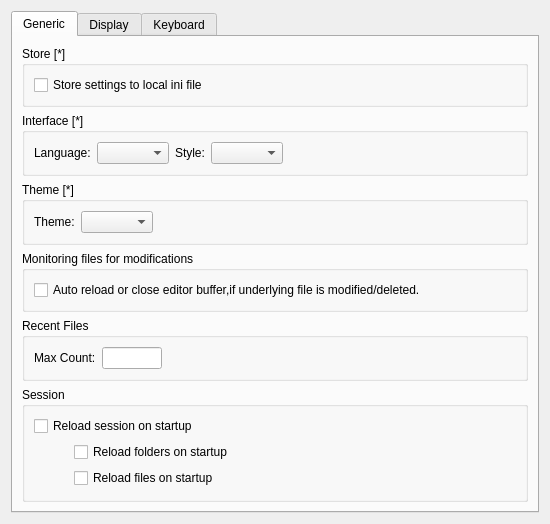
Before: the Qt Designer form liteidex/src/liteapp/liteappoption.ui in visualfc/liteide, drawn with Qt 5.
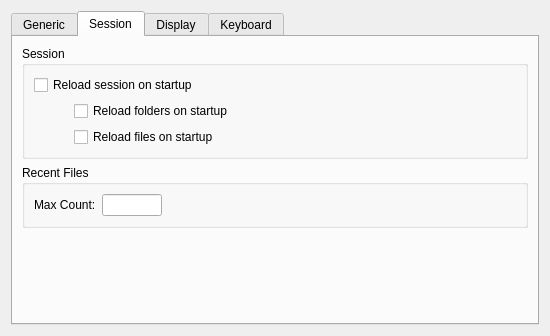
After: the same form once the commit is applied. The open tabs and pages were chosen to show the change.

Patch:
```diff
--- a/liteidex/src/liteapp/liteappoption.ui
+++ b/liteidex/src/liteapp/liteappoption.ui
@@ -7,7 +7,7 @@
     <x>0</x>
     <y>0</y>
     <width>529</width>
-    <height>454</height>
+    <height>286</height>
    </rect>
   </property>
   <property name="windowTitle">
@@ -139,6 +139,101 @@
         </widget>
        </item>
        <item>
+        <spacer name="verticalSpacer">
+         <property name="orientation">
+          <enum>Qt::Vertical</enum>
+         </property>
+         <property name="sizeHint" stdset="0">
+          <size>
+           <width>20</width>
+           <height>40</height>
+          </size>
+         </property>
+        </spacer>
+       </item>
+      </layout>
+      <zorder>groupBox</zorder>
+      <zorder>groupBox_4</zorder>
+      <zorder>groupBox_5</zorder>
+      <zorder>groupBox_6</zorder>
+      <zorder>verticalSpacer</zorder>
+     </widget>
+     <widget class="QWidget" name="tab_5">
+      <attribute name="title">
+       <string>Session</string>
+      </attribute>
+      <layout class="QVBoxLayout" name="verticalLayout_10">
+       <item>
+        <widget class="QGroupBox" name="groupBox_3">
+         <property name="title">
+          <string>Session</string>
+         </property>
+         <layout class="QVBoxLayout" name="verticalLayout_6">
+          <item>
+           <widget class="QCheckBox" name="autoLoadLastSessionCheckBox">
+            <property name="text">
+             <string>Reload session on startup</string>
+            </property>
+           </widget>
+          </item>
+          <item>
+           <layout class="QHBoxLayout" name="horizontalLayout_4">
+            <item>
+             <spacer name="horizontalSpacer_4">
+              <property name="orientation">
+               <enum>Qt::Horizontal</enum>
+              </property>
+              <property name="sizeType">
+               <enum>QSizePolicy::Fixed</enum>
+              </property>
+              <property name="sizeHint" stdset="0">
+               <size>
+                <width>40</width>
+                <height>20</height>
+               </size>
+              </property>
+             </spacer>
+            </item>
+            <item>
+             <widget class="QCheckBox" name="startupReloadFoldersCheckBox">
+              <property name="text">
+               <string>Reload folders on startup</string>
+              </property>
+             </widget>
+            </item>
+           </layout>
+          </item>
+          <item>
+           <layout class="QHBoxLayout" name="horizontalLayout_5">
+            <item>
+             <spacer name="horizontalSpacer_6">
+              <property name="orientation">
+               <enum>Qt::Horizontal</enum>
+              </property>
+              <property name="sizeType">
+               <enum>QSizePolicy::Fixed</enum>
+              </property>
+              <property name="sizeHint" stdset="0">
+               <size>
+                <width>40</width>
+                <height>20</height>
+               </size>
+              </property>
+             </spacer>
+            </item>
+            <item>
+             <widget class="QCheckBox" name="startupReloadFilesCheckBox">
+              <property name="text">
+               <string>Reload files on startup</string>
+              </property>
+             </widget>
+            </item>
+           </layout>
+          </item>
+         </layout>
+        </widget>
+       </item>
+       <item>
         <widget class="QGroupBox" name="groupBox_2">
          <property name="title">
           <string>Recent Files</string>
@@ -192,87 +287,17 @@
         </widget>
        </item>
        <item>
-        <widget class="QGroupBox" name="groupBox_3">
-         <property name="title">
-          <string>Session</string>
+        <spacer name="verticalSpacer_3">
+         <property name="orientation">
+          <enum>Qt::Vertical</enum>
          </property>
-         <layout class="QVBoxLayout" name="verticalLayout_6">
-          <item>
-           <widget class="QCheckBox" name="autoLoadLastSessionCheckBox">
-            <property name="text">
-             <string>Reload session on startup</string>
-            </property>
-           </widget>
-          </item>
-          <item>
-           <layout class="QHBoxLayout" name="horizontalLayout_4">
-            <item>
-             <spacer name="horizontalSpacer_4">
-              <property name="orientation">
-               <enum>Qt::Horizontal</enum>
-              </property>
-              <property name="sizeType">
-               <enum>QSizePolicy::Fixed</enum>
-              </property>
-              <property name="sizeHint" stdset="0">
-               <size>
-                <width>40</width>
-                <height>20</height>
-               </size>
-              </property>
-             </spacer>
-            </item>
-            <item>
-             <widget class="QCheckBox" name="startupReloadFoldersCheckBox">
-              <property name="text">
-               <string>Reload folders on startup</string>
-              </property>
-             </widget>
-            </item>
-           </layout>
-          </item>
-          <item>
-           <layout class="QHBoxLayout" name="horizontalLayout_5">
-            <item>
-             <spacer name="horizontalSpacer_6">
-              <property name="orientation">
-               <enum>Qt::Horizontal</enum>
-              </property>
-              <property name="sizeType">
-               <enum>QSizePolicy::Fixed</enum>
-              </property>
-              <property name="sizeHint" stdset="0">
-               <size>
-                <width>40</width>
-                <height>20</height>
-               </size>
-              </property>
-             </spacer>
-            </item>
-            <item>
-             <widget class="QCheckBox" name="startupReloadFilesCheckBox">
-              <property name="text">
-               <string>Reload files on startup</string>
-              </property>
-             </widget>
-            </item>
-           </layout>
-          </item>
-          <item>
-           <spacer name="verticalSpacer">
-            <property name="orientation">
-             <enum>Qt::Vertical</enum>
-            </property>
-            <property name="sizeHint" stdset="0">
-             <size>
-              <width>20</width>
-              <height>40</height>
-             </size>
-            </property>
-           </spacer>
-          </item>
-         </layout>
-        </widget>
+         <property name="sizeHint" stdset="0">
+          <size>
+           <width>20</width>
+           <height>48</height>
+          </size>
+         </property>
+        </spacer>
        </item>
       </layout>
       <zorder>groupBox_2</zorder>
```
Left out of the diff: 6 changed lines with no effect on the pictures.
